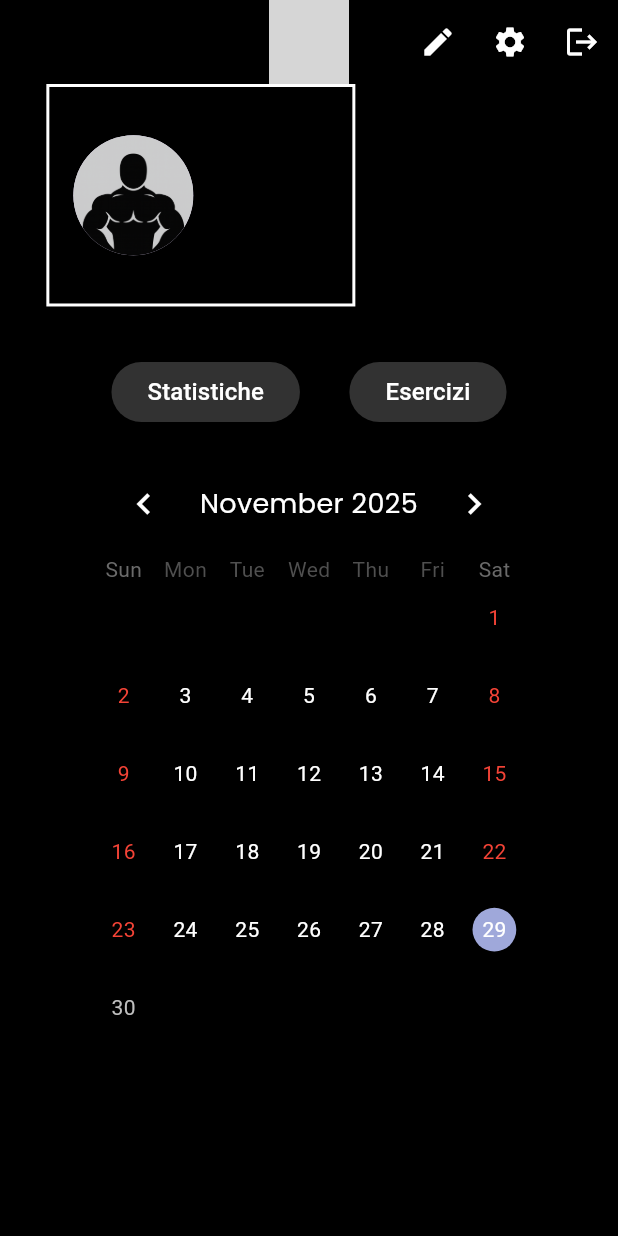
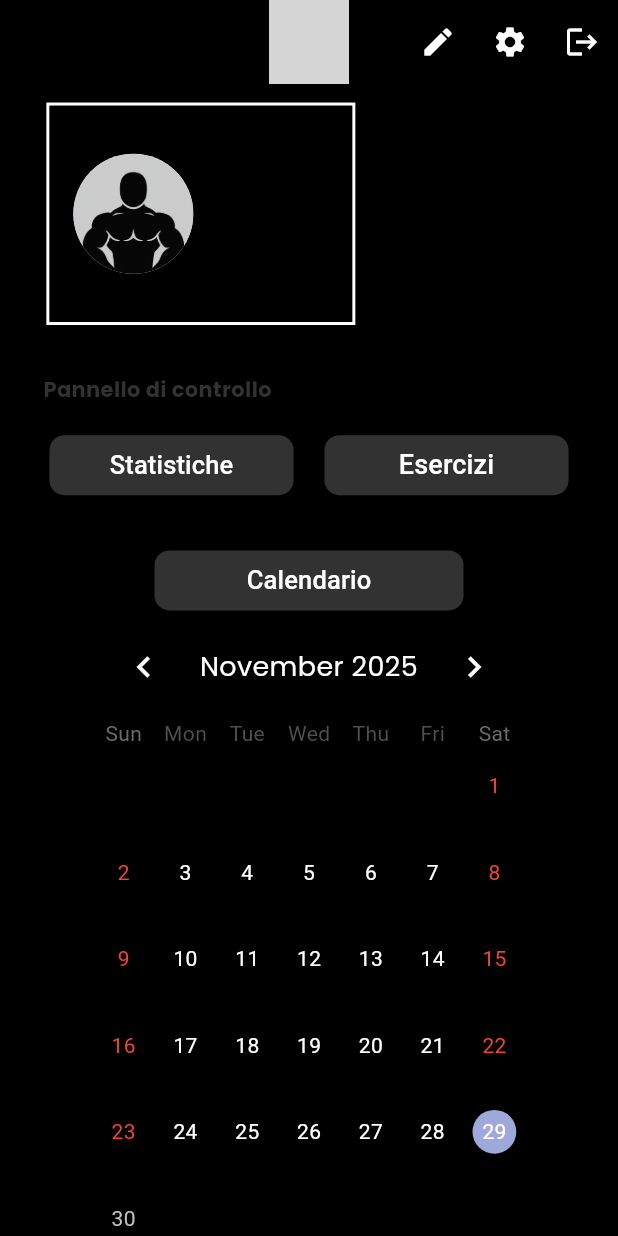
Before and after one commit to alessiogatto04/BYBV, a Flutter app: the screen it shows once a user with an empty profile is signed in, on a phone screen of 412 x 824 dp. Run offline on Flutter 3.47's test engine with Material 3 defaults, Android fonts, the phone set to English and light mode, and no system bars; drawn by our look-alikes of table_calendar; our stand-ins replace cloud_firestore, firebase_auth, firebase_core, google_sign_in, video_player; accounts and stored records are empty; grey boxes are pictures that could not be loaded.

Commit message:
grafica home page e creata la pagina dedicata alla visualizzazione degli esercizi

```diff
--- a/bybv/lib/Pages/home_page.dart
+++ b/bybv/lib/Pages/home_page.dart
@@ -1,3 +1,4 @@
+import 'package:bybv/Pages/esercizi_page.dart';
 import 'package:bybv/Pages/home_screen.dart';
 import 'package:bybv/Pages/modifica.dart';
 import 'package:bybv/auth.dart';
@@ -84,7 +85,7 @@ class _HomePageState extends State<HomePage> {
     final coll = _firestore.collection('users').doc(uid).collection('workouts');     //va a cercare in firestore dentro la collezione con l'uid che sto utilizzando attualmente dentro la subcollection workouts
     await coll.doc(id).set({
       'date': id,
-      'createdAt': FieldValue.serverTimestamp(),
+      'createdAt': FieldValue.serverTimestamp(),  // si può evitate ma va a salvare in firestore a che ora creo l'allenamento --> in un futuro aggiornamento dell'app potremmo utilizzarlo per capire quanto dura l'allenamento
     });
 
     setState(() {
@@ -195,7 +196,10 @@ class _HomePageState extends State<HomePage> {
           children: [
 
             Container(
-              margin:  EdgeInsets.only(right: screenWidth*0.35),
+              margin:  EdgeInsets.only(
+                right: screenWidth*0.35,
+                top: screenHeight*0.015,
+              ),
               width: screenWidth * 0.5,
               height: screenHeight*0.18,
               decoration: BoxDecoration(
@@ -269,51 +273,110 @@ class _HomePageState extends State<HomePage> {
 
             SizedBox(height: screenHeight* 0.04),
 
+            Padding(
+              padding: EdgeInsets.only(left: screenWidth *0.07),
+              child: Align(
+                alignment: Alignment.centerLeft,
+                child: Text(
+                  "Pannello di controllo",
+                  style: TextStyle(
+                    fontSize: 14,
+                    color:  const Color.fromARGB(255, 50, 50, 50),
+                    fontWeight: FontWeight.bold,
+                    fontFamily: 'Poppins',
+                  ),
+                ),
+              )
+            ),
+
+            SizedBox(height: screenHeight* 0.02),
+
             Row(
-              mainAxisAlignment: MainAxisAlignment.center,
-              crossAxisAlignment: CrossAxisAlignment.center,
+              // mainAxisAlignment: MainAxisAlignment.center,
+              // crossAxisAlignment: CrossAxisAlignment.center,
               children: [
-                ElevatedButton(onPressed: (){},
+                SizedBox(width: screenWidth*0.08),
+                Expanded(
+                  child: ElevatedButton(onPressed: (){},
                     style: ElevatedButton.styleFrom(
                       shape: RoundedRectangleBorder(
-                      borderRadius: BorderRadius.circular(20)
+                        borderRadius: BorderRadius.circular(10)
                       ),
                       backgroundColor: const Color.fromARGB(255, 50, 50, 50)
                     ),
                     child: Text(
                     "Statistiche",
                     style: TextStyle(
-                    fontSize: 16,
+                      fontSize: 17,
                       color: Colors.white,
                     ),
                   )),
+                ),
 
-                SizedBox(width: screenWidth * 0.08),
-
-                ElevatedButton(onPressed: (){},
+                  SizedBox(width: screenWidth * 0.05),
+                Expanded(
+                  child: ElevatedButton(
+                    onPressed: (){
+                      Navigator.push(
+                        context,
+                        MaterialPageRoute(builder: (context) => EserciziPage()));
+                    },
                     style: ElevatedButton.styleFrom(
                       shape: RoundedRectangleBorder(
-                      borderRadius: BorderRadius.circular(20)
+                        borderRadius: BorderRadius.circular(10)
                       ),
                       backgroundColor: const Color.fromARGB(255, 50, 50, 50)
                     ),
                     child: Text(
                       "Esercizi",
                       style: TextStyle(
-                      fontSize: 16,
+                        fontSize: 18,
                         color: Colors.white,
                       ),
                     )),
+                ),
+                SizedBox(width: screenWidth*0.08),
               ],
             ),
 
-            SizedBox(height: screenHeight*0.02),
+            SizedBox(height: screenHeight*0.035),
+
+            Padding(
+              padding: EdgeInsets.symmetric(
+                horizontal: screenWidth*0.25,
+              ),
+              child: SizedBox(
+                width: double.infinity,
+                child: ElevatedButton(onPressed: (){
+                  // Navigator.push(
+                  //   context,
+                  //   MaterialPageRoute(
+                  //     builder: (context) => PageCalendario()),
+                  // );
+                  },
+                  style: ElevatedButton.styleFrom(
+                    shape: RoundedRectangleBorder(
+                      borderRadius: BorderRadius.circular(10)
+                  ),
+                  backgroundColor: const Color.fromARGB(255, 50, 50, 50)
+                  ),
+                  child: Text(
+                    "Calendario",
+                    style: TextStyle(
+                      fontSize: 17,
+                      color: Colors.white,
+                    ),
+                  )
+                ),
+              )
+            ),
 
             SizedBox(
               width: screenWidth* 0.7,
-              height: screenHeight* 0.7,
+              // height: screenHeight* 0.7,
 
               child: TableCalendar(
+                rowHeight: screenHeight* 0.07,
 
                 eventLoader: (day){
                   final d = _stripTime(day);
@@ -480,18 +543,31 @@ class _HomePageState extends State<HomePage> {
                 shouldFillViewport: false,
                 availableGestures: AvailableGestures.all,
 
+              ),
+            ),
+
+
+            SizedBox(height: screenHeight*0.04),
+
+            Padding(
+              padding:  EdgeInsets.only(left: screenWidth*0.07),
+              child: Align(
+                alignment: Alignment.centerLeft,
+                child: Text(
+                  "Allenamenti registrati",
+                  style: TextStyle(
+                    fontSize: 14,
+                    fontFamily: 'Poppins',
+                    color:  const Color.fromARGB(255, 50, 50, 50),
+                    fontWeight: FontWeight.bold,
+                  ),
                 )
               )
-            // ElevatedButton(onPressed: (){},       HO COMPLETAMENTE SBAGLIATO ANDREBBE INSERITO IL CALENDARIO, DA CAPIRE COME SI FA
-            //   style: ElevatedButton.styleFrom(
-            //     shape: RoundedRectangleBorder(
-            //       borderRadius: BorderRadius.circular(20),
-            //     ),
-            //     backgroundColor:  const Color.fromARGB(255, 50, 50, 50)
-            //   ),
-            // child: Text(
-            //   ""
-            // ))
+            ),
+
+            SizedBox(height: screenHeight*0.03),
+
+
 
 
           ]
```
Also changed, not shown: bybv/lib/Pages/esercizi_page.dart (added, +126 -0 lines). Lines whose indentation alone changed are shown as unchanged.
